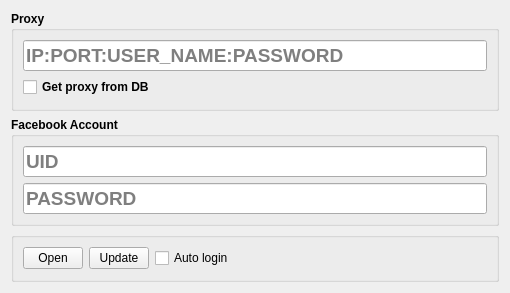
First picture: the form in ui_raw/open_Brower.ui, repository NguyenKzHSpace/fb_manage_v2, before the edit.
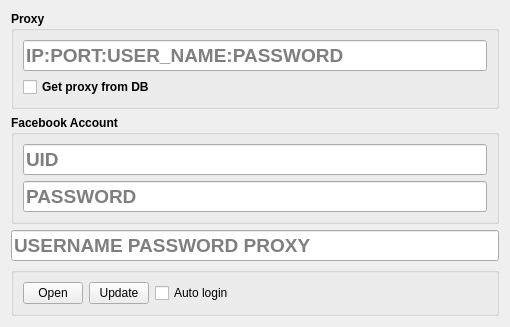
Second picture: the form after the edit.

The edit to the form file:
```diff
--- a/ui_raw/open_Brower.ui
+++ b/ui_raw/open_Brower.ui
@@ -102,6 +102,23 @@
      </layout>
     </widget>
    </item>
+   <item>
+    <widget class="QLineEdit" name="lineEdit_text_input">
+     <property name="font">
+      <font>
+       <pointsize>14</pointsize>
+       <weight>75</weight>
+       <bold>true</bold>
+      </font>
+     </property>
+     <property name="text">
+      <string/>
+     </property>
+     <property name="placeholderText">
+      <string>USERNAME PASSWORD PROXY</string>
+     </property>
+    </widget>
+   </item>
    <item>
     <widget class="QGroupBox" name="groupBox_2">
      <property name="maximumSize">
```
